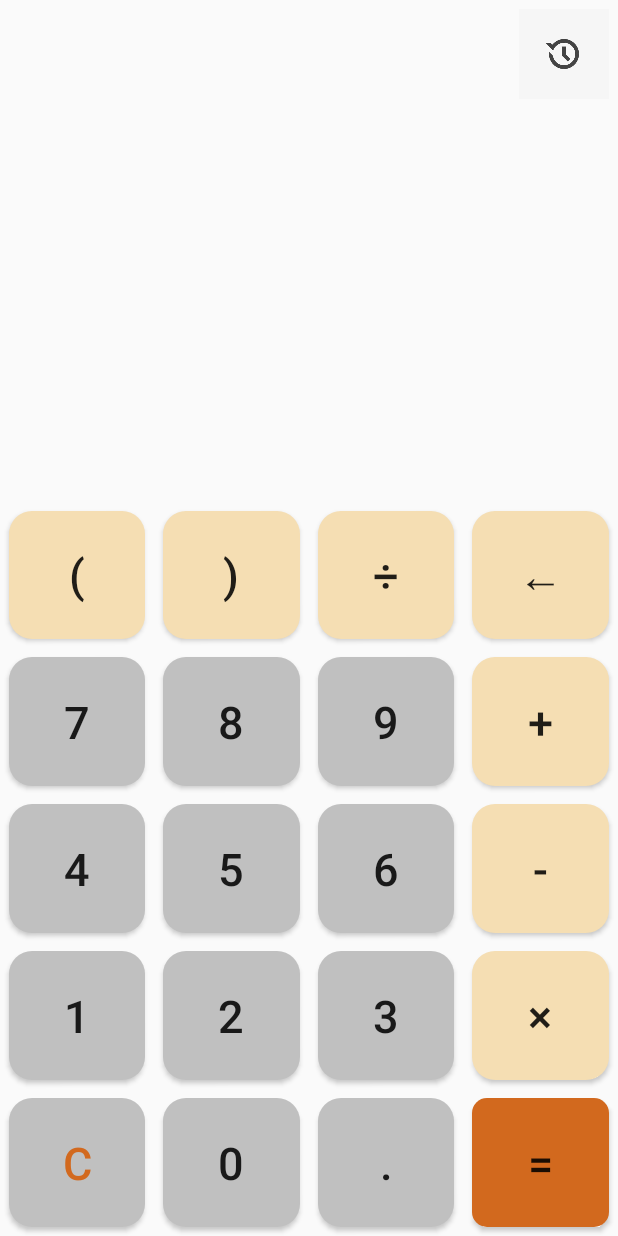
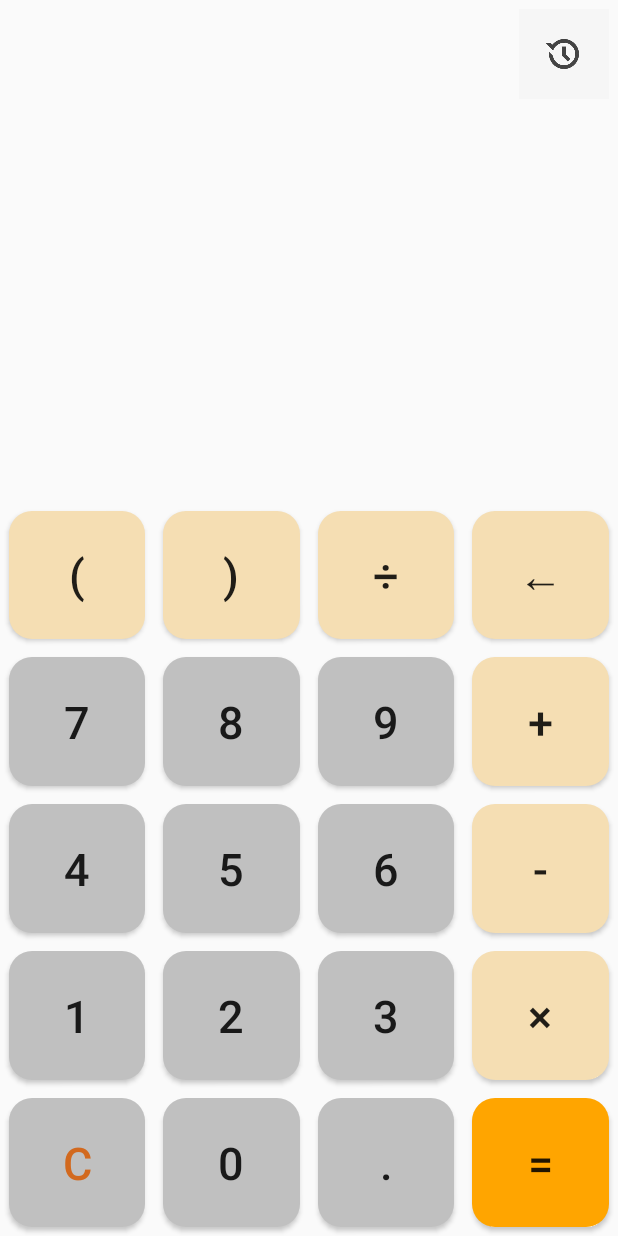
Before and after one commit to colonel-dot/Calculater, an Android app: the screen it shows after launch (MainActivity), on a phone screen of 412 x 824 dp. Run offline under Robolectric (Android 15) with nearby library versions, the phone set to English and light mode, and no system bars.

Commit message:
修复多小数点问题

```diff
--- a/app/src/main/java/com/example/makecalculater/MainActivity.java
+++ b/app/src/main/java/com/example/makecalculater/MainActivity.java
@@ -88,10 +88,6 @@
         btLeft.setOnClickListener(this);
         Button btRight = findViewById(R.id.btright);
         btRight.setOnClickListener(this);
-        GradientDrawable gradientDrawable = new GradientDrawable();
-        gradientDrawable.setColor(Color.parseColor("#D2691E"));
-        gradientDrawable.setCornerRadius(15);
-        btequ.setBackground(gradientDrawable);
         btequ.setOnClickListener(this);
     }
 
@@ -198,6 +194,7 @@
         infixSb.append(s);
     }
     public void calculateResult() {
+        int delNum;
         if(tv.getText().toString().isEmpty() || tv.getText().toString().equals("-")) {
             return;
         }
@@ -222,6 +219,10 @@
                         continue;
                     }
                     ++i;
+                }
+                if(ch == '.' && !Character.isDigit(infix.charAt(i - 1))) {
+                    resultTv.setText("错误");
+                    return;
                 }
                 while (i < infix.length() && (Character.isDigit(infix.charAt(i)) || infix.charAt(i) == '.')) {
                     postfixSb.append(infix.charAt(i++));
@@ -248,6 +249,9 @@
         }
         while(!infixStack.isEmpty()) {
             postfixSb.append(infixStack.pop()).append(" ");
+        }
+        if(postfixSb.toString().isEmpty()) {
+            return;
         }
         Deque<BigDecimal> calculateStack = new LinkedList<>();
         String[] tokens = postfixSb.toString().split("\\s+");
--- /dev/null
+++ b/app/src/main/res/drawable/equal_btn_color.xml
@@ -0,0 +1,15 @@
+<?xml version="1.0" encoding="utf-8"?>
+<selector xmlns:android="http://schemas.android.com/apk/res/android">
+    <item  android:state_pressed="true">
+        <shape android:shape="rectangle">
+            <corners android:radius="15dp"/>
+            <solid android:color="@color/chocolate"/>
+        </shape>
+    </item>
+    <item  android:state_pressed="false">
+        <shape android:shape="rectangle">
+            <corners android:radius="15dp"/>
+            <solid android:color="@color/orange"/>
+        </shape>
+    </item>
+</selector>
--- a/app/src/main/res/layout/activity_main.xml
+++ b/app/src/main/res/layout/activity_main.xml
@@ -282,7 +282,7 @@
         android:layout_height="0dp"
         android:layout_rowWeight="1"
         android:layout_margin="6dp"
-        android:background="@drawable/operater_btn_color"
+        android:background="@drawable/equal_btn_color"
         />
     <Button
         android:id="@+id/btc"
```
